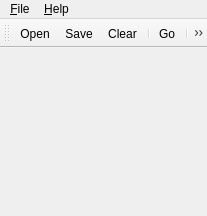
The window that src/handwriting/mainwindow.ui (JackeyLea/HandWriting) describes before a commit, drawn with Qt 5.
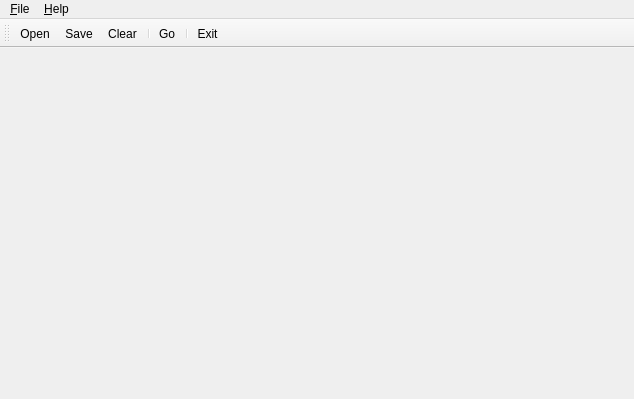
The same window after the commit. Icons and pictures are not drawn.

```diff
--- a/src/handwriting/mainwindow.ui
+++ b/src/handwriting/mainwindow.ui
@@ -6,8 +6,8 @@
    <rect>
     <x>0</x>
     <y>0</y>
-    <width>207</width>
-    <height>216</height>
+    <width>634</width>
+    <height>399</height>
    </rect>
   </property>
   <property name="windowTitle">
@@ -37,8 +37,8 @@
     <rect>
      <x>0</x>
      <y>0</y>
-     <width>207</width>
-     <height>29</height>
+     <width>634</width>
+     <height>34</height>
     </rect>
    </property>
    <widget class="QMenu" name="menu_File">
```
